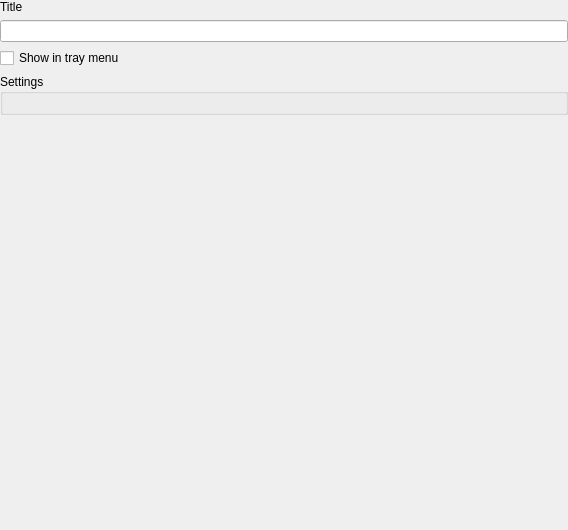
The window that uic/folderpage.ui (autokey/autokey) describes before a commit, drawn with Qt 5.
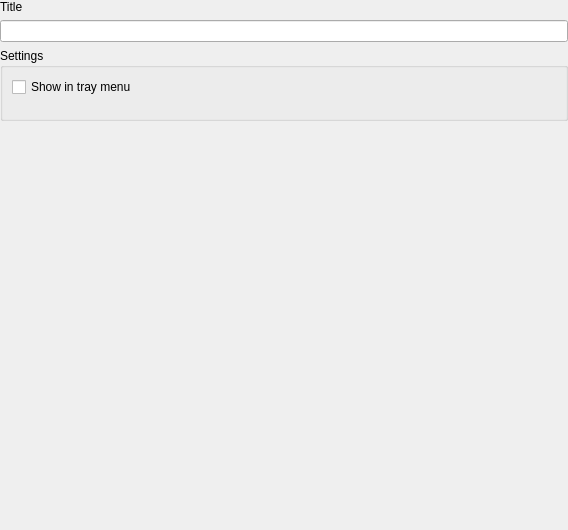
The same window after the commit. Custom widgets are drawn as their Qt base class.

The edit to the form file:
```diff
--- a/uic/folderpage.ui
+++ b/uic/folderpage.ui
@@ -27,19 +27,22 @@
    <item>
     <widget class="KLineEdit" name="titleLineEdit"/>
    </item>
-   <item>
-    <widget class="QCheckBox" name="showInTrayCheckbox">
-     <property name="text">
-      <string>Show in tray menu</string>
-     </property>
-    </widget>
-   </item>
    <item>
     <widget class="QGroupBox" name="settingsGroupBox">
      <property name="title">
       <string>Settings</string>
      </property>
      <layout class="QVBoxLayout" name="verticalLayout">
+      <item>
+       <widget class="QCheckBox" name="showInTrayCheckbox">
+        <property name="text">
+         <string>Show in tray menu</string>
+        </property>
+       </widget>
+      </item>
+      <item>
+       <widget class="KSeparator" name="kseparator"/>
+      </item>
       <item>
        <widget class="SettingsWidget" name="settingsWidget" native="true"/>
       </item>
@@ -67,6 +70,11 @@
    <extends>QLineEdit</extends>
    <header>klineedit.h</header>
   </customwidget>
+  <customwidget>
+   <class>KSeparator</class>
+   <extends>QFrame</extends>
+   <header>kseparator.h</header>
+  </customwidget>
   <customwidget>
    <class>SettingsWidget</class>
    <extends>QWidget</extends>
```
Left out of the diff: 2 changed lines with no effect on the pictures.
